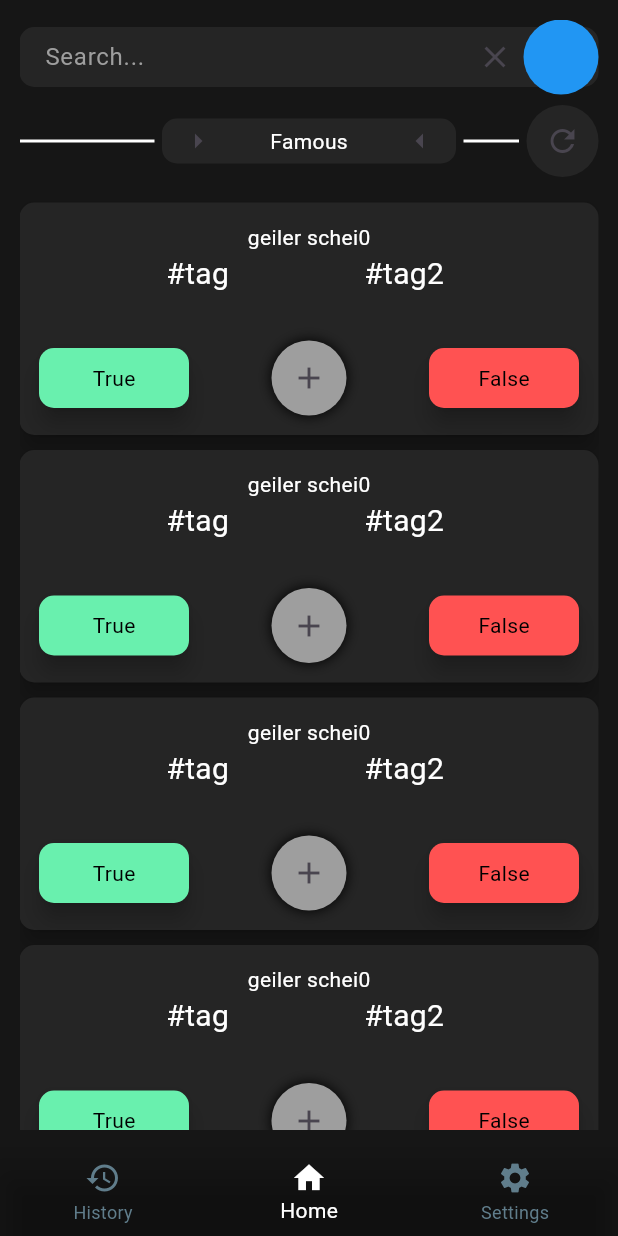
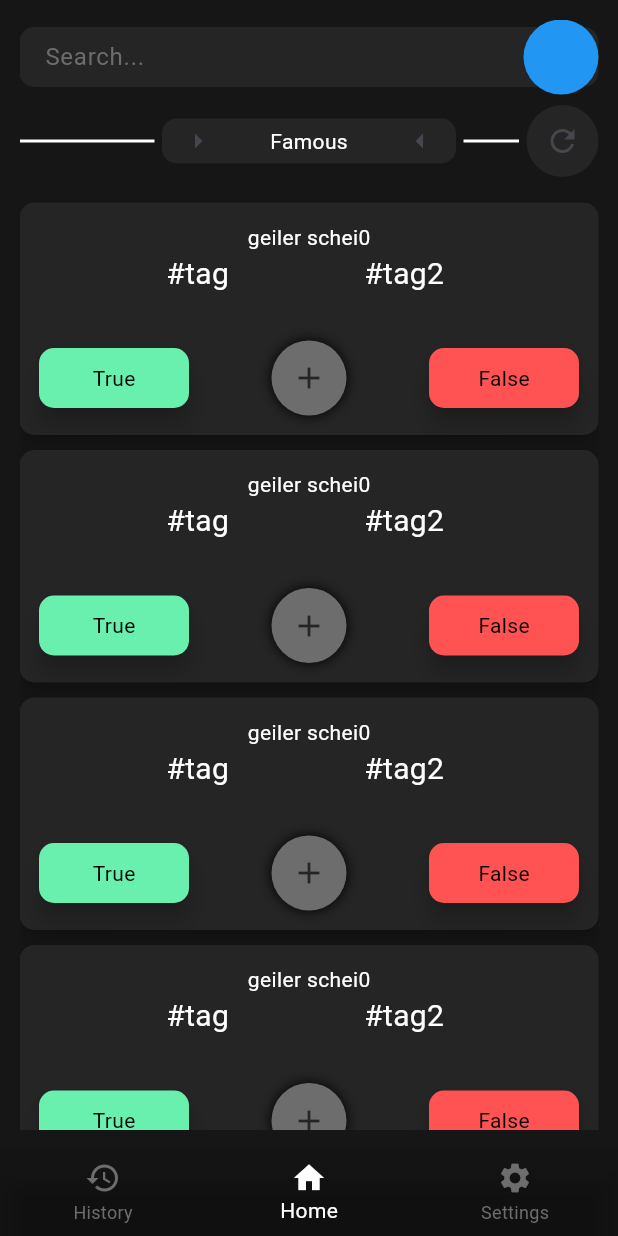
Before and after one commit to Raphael2b3/swarmintelligencemobile, a Flutter app: the screen it shows after launch, item 2 of the bottom bar chosen, on a phone screen of 412 x 824 dp. Run offline on Flutter 3.47's test engine with Material 3 defaults, Android fonts, the phone set to English and light mode, and no system bars; our stand-ins replace go_router; missing offline and left inert: dart:ffi.

Commit message:
Refactor UI components and add new features

```diff
--- a/lib/constants/styles.dart
+++ b/lib/constants/styles.dart
@@ -1,7 +1,17 @@
 import 'dart:ui';
 
 class AppColors {
+  static const Color black = Color(0xFF000000);
+
+  static const Color red = Color.fromARGB(255, 161, 24, 24);
+
+  static const Color green = Color.fromARGB(255, 26, 151, 15);
+
   static const Color highlightdark = Color.fromRGBO(37, 37, 37, 1);
 
   static const Color backgroundark = Color(0xFF161616);
+
+  static const Color primaryText = Color(0xFFFFFFFF);
+
+  static const Color secondary = Color.fromARGB(255, 109, 109, 109);
 }
--- a/lib/ui/screens/login.dart
+++ b/lib/ui/screens/add_server.dart
@@ -1,15 +1,15 @@
 import 'package:flutter/material.dart';
 import 'package:swarmintelligencemobile/ui/widgets/modelviews/login_server_connection.dart';
 
-class LoginPage extends StatelessWidget {
-  const LoginPage({super.key});
+class AddServerPage extends StatelessWidget {
+  const AddServerPage({super.key});
 
   @override
   Widget build(BuildContext context) {
     return Column(
       children: [
         const Text(
-          "Login",
+          "Add Server",
           style: TextStyle(fontSize: 20),
         ),
         Column(
--- a/lib/ui/screens/home.dart
+++ b/lib/ui/screens/home.dart
@@ -46,10 +46,10 @@ class Home extends StatelessWidget {
         bottomNavigationBar: BottomNavigationBar(
           onTap: changeTab,
           currentIndex: navShell.currentIndex,
-          backgroundColor: const Color(0x00000000),
+          backgroundColor: Colors.transparent,
           items: items,
-          unselectedItemColor: Colors.blueGrey,
-          selectedItemColor: const Color.fromARGB(255, 255, 255, 255),
+          unselectedItemColor: AppColors.secondary,
+          selectedItemColor: AppColors.primaryText,
         ),
       ),
     );
--- a/lib/ui/swarmintelligencemobile.dart
+++ b/lib/ui/swarmintelligencemobile.dart
@@ -1,9 +1,10 @@
 import 'package:flutter/material.dart';
+import 'package:flutter/services.dart';
 import 'package:go_router/go_router.dart';
+import 'package:swarmintelligencemobile/constants/styles.dart';
 import 'package:swarmintelligencemobile/ui/screens/history.dart';
 import 'package:swarmintelligencemobile/ui/screens/home.dart';
-import 'package:swarmintelligencemobile/ui/screens/login.dart';
-import 'package:swarmintelligencemobile/ui/screens/register.dart';
+import 'package:swarmintelligencemobile/ui/screens/add_server.dart';
 import 'package:swarmintelligencemobile/ui/screens/search.dart';
 import 'package:swarmintelligencemobile/ui/screens/setting.dart';
 
@@ -12,13 +13,19 @@ class SwarmIntelligenceMobileApp extends StatelessWidget {
 
   @override
   Widget build(BuildContext context) {
+    SystemChrome.setSystemUIOverlayStyle(const SystemUiOverlayStyle(
+      statusBarColor: Colors.transparent,
+      statusBarBrightness: Brightness.dark,
+      statusBarIconBrightness: Brightness.dark,
+      systemNavigationBarColor: AppColors.black,
+    ));
     return SafeArea(
       child: MaterialApp.router(
         title: "Swarmintelligence Mobile",
         routerConfig: _routes,
         theme: ThemeData(
           textTheme: const TextTheme(
-            bodyMedium: TextStyle(color: Colors.white, fontSize: 14),
+            bodyMedium: TextStyle(color: AppColors.primaryText, fontSize: 14),
           ),
         ),
       ),
@@ -48,13 +55,9 @@ final _routes = GoRouter(initialLocation: "/history", routes: [
               builder: (context, state) => SettingPage(),
               routes: [
                 GoRoute(
-                  path: "login",
-                  builder: (context, state) => const LoginPage(),
+                  path: "addserver",
+                  builder: (context, state) => const AddServerPage(),
                 ),
-                GoRoute(
-                  path: "register",
-                  builder: (context, state) => const RegisterPage(),
-                )
               ])
         ])
       ])
--- a/lib/ui/widgets/inputs/buttons/addbutton.dart
+++ b/lib/ui/widgets/inputs/buttons/addbutton.dart
@@ -1,4 +1,5 @@
 import 'package:flutter/material.dart';
+import 'package:swarmintelligencemobile/constants/styles.dart';
 
 class AddButton extends StatelessWidget {
   final void Function() onPressed;
@@ -10,11 +11,12 @@ class AddButton extends StatelessWidget {
       height: 50,
       width: 50,
       decoration: BoxDecoration(
-          boxShadow: const [BoxShadow(color: Colors.black, blurRadius: 7)],
+          boxShadow: const [BoxShadow(color: AppColors.black, blurRadius: 7)],
           borderRadius: BorderRadius.circular(25),
-          color: Colors.grey),
+          color: AppColors.secondary),
       child: IconButton(
         icon: const Icon(Icons.add),
+        color: AppColors.highlightdark,
         onPressed: onPressed,
       ),
     );
--- a/lib/ui/widgets/inputs/buttons/cathegorybutton.dart
+++ b/lib/ui/widgets/inputs/buttons/cathegorybutton.dart
@@ -22,7 +22,7 @@ class CathegoryButton extends StatelessWidget {
           child: Container(
             decoration: const BoxDecoration(
               border: Border(
-                bottom: BorderSide(color: Colors.grey),
+                bottom: BorderSide(color: AppColors.secondary),
               ),
             ),
             alignment: Alignment.centerLeft,
--- a/lib/ui/widgets/inputs/cathegory_selector.dart
+++ b/lib/ui/widgets/inputs/cathegory_selector.dart
@@ -32,7 +32,7 @@ class _CathegoryselectorState extends State<CathegorySelector> {
       children: [
         Expanded(
           child: Container(
-            color: Colors.white,
+            color: AppColors.primaryText,
             height: 2,
           ),
         ),
@@ -74,7 +74,7 @@ class _CathegoryselectorState extends State<CathegorySelector> {
             children: [
               Expanded(
                 child: Container(
-                  color: Colors.white,
+                  color: AppColors.primaryText,
                   height: 2,
                 ),
               ),
--- a/lib/ui/widgets/inputs/default_textfield.dart
+++ b/lib/ui/widgets/inputs/default_textfield.dart
@@ -1,7 +1,7 @@
 import 'package:flutter/material.dart';
 import 'package:swarmintelligencemobile/constants/styles.dart';
 
-class DefaultTextField extends StatelessWidget {
+class DefaultTextField extends StatefulWidget {
   final String hintText;
   final bool obscureText;
 
@@ -15,6 +15,21 @@ class DefaultTextField extends StatelessWidget {
   }) : controller = controller ?? TextEditingController();
 
   @override
+  State<DefaultTextField> createState() => _DefaultTextFieldState();
+}
+
+class _DefaultTextFieldState extends State<DefaultTextField> {
+  void onTextChange() {
+    setState(() {});
+  }
+
+  @override
+  void initState() {
+    widget.controller.addListener(onTextChange);
+    super.initState();
+  }
+
+  @override
   Widget build(BuildContext context) {
     return Container(
       padding: const EdgeInsets.only(
@@ -26,24 +41,27 @@ class DefaultTextField extends StatelessWidget {
           color: AppColors.highlightdark,
           borderRadius: BorderRadius.all(Radius.circular(10))),
       child: TextField(
-        obscureText: obscureText,
-        controller: controller,
+        obscureText: widget.obscureText,
+        controller: widget.controller,
         textAlignVertical: TextAlignVertical.center,
         style: const TextStyle(
           fontSize: 16,
-          color: Colors.white,
+          color: AppColors.primaryText,
         ),
         decoration: InputDecoration(
-            suffixIcon: IconButton(
-                onPressed: () => controller.text = "",
-                icon: const Icon(
-                  Icons.clear,
-                )),
-            hintStyle: const TextStyle(color: Colors.grey),
-            hintText: hintText,
+            suffixIcon: widget.controller.text.isNotEmpty
+                ? IconButton(
+                    onPressed: () => widget.controller.text = "",
+                    icon: const Icon(
+                      Icons.clear,
+                      color: AppColors.primaryText,
+                    ))
+                : null,
+            hintStyle: const TextStyle(color: AppColors.secondary),
+            hintText: widget.hintText,
             contentPadding: const EdgeInsets.only(left: 13),
             border: const OutlineInputBorder(borderSide: BorderSide.none)),
-        cursorColor: const Color(0xFFFFFFFF),
+        cursorColor: AppColors.primaryText,
       ),
     );
   }
--- a/lib/ui/widgets/modelviews/server/server_card.dart
+++ b/lib/ui/widgets/modelviews/server/server_card.dart
@@ -48,7 +48,10 @@ class _ServerCardState extends State<ServerCard> {
   Widget build(BuildContext context) {
     var activeServer = Provider.of<ActiveServer>(context);
     return ExpandableCard(
-      hiddenchild: const Placeholder(),
+      hiddenchild: Column(children: [
+        Votebutton(onClick: () {}, text: "Delete"),
+        Votebutton(onClick: () {}, text: "Edit"),
+      ]),
       child: Row(
         mainAxisAlignment: MainAxisAlignment.spaceBetween,
         children: [
```
Also changed, not shown: lib/ui/screens/register.dart (deleted, +0 -15 lines), lib/ui/screens/setting.dart (+6 -1 lines).
